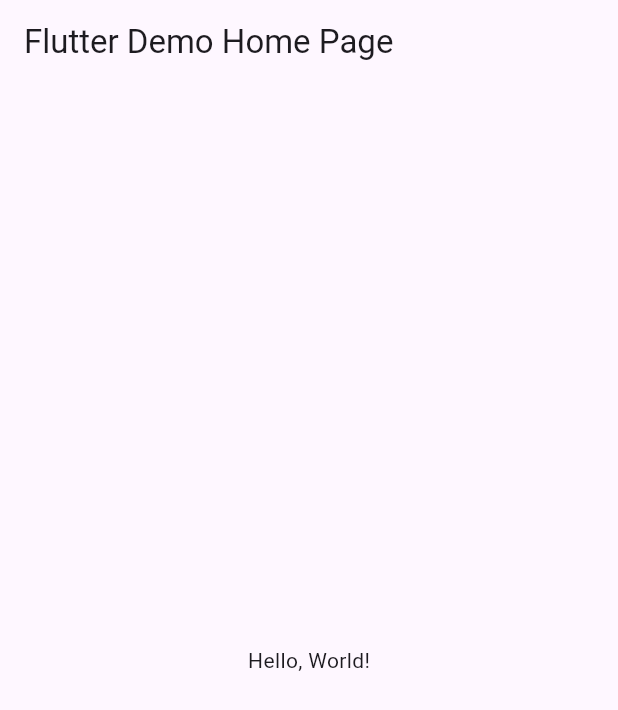
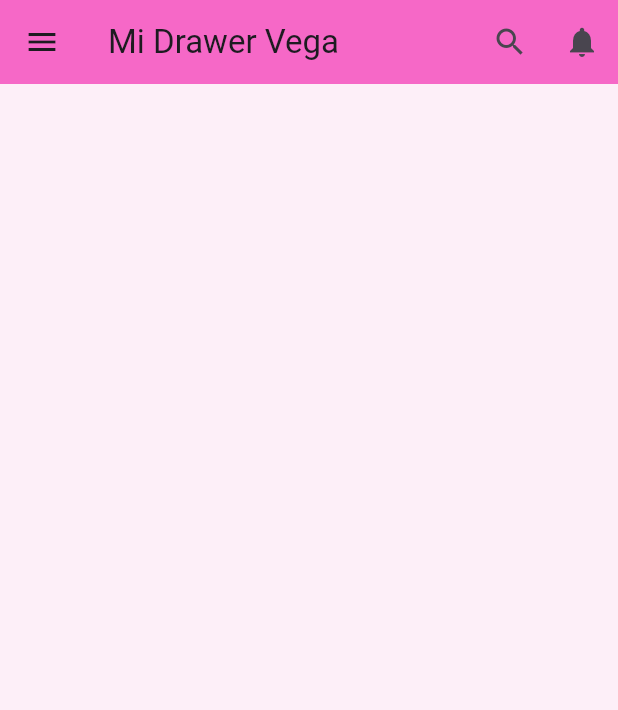
Before and after one commit to VegaTapiaGemaKarina/Act9_Drawer_FlutLab, a Flutter app: the screen it shows after launch, on a phone screen of 412 x 824 dp. Shown: the top 710 px of the screen. Run offline on Flutter 3.47's test engine with Material 3 defaults, Android fonts, the phone set to English and light mode, and no system bars; missing offline and left inert: dart:html.

Commit message:
Update main.dart

```diff
--- a/lib/main.dart
+++ b/lib/main.dart
@@ -1,41 +1,118 @@
+import 'dart:html';
+
 import 'package:flutter/material.dart';
 
-void main() => runApp(MyApp());
+void main() => runApp(const MiDrawerVega());
 
-class MyApp extends StatelessWidget {
-  const MyApp({super.key});
-  // This widget is the root of your application.
-  @override
-  Widget build(BuildContext context) {
-    return MaterialApp(
-      // Application name
-      title: 'Flutter Hello World',
-      // Application theme data, you can set the colors for the application as
-      // you want
-      theme: ThemeData(
-        // useMaterial3: true,
-        primarySwatch: Colors.blue,
-      ),
-      // A widget which will be started on application startup
-      home: MyHomePage(title: 'Flutter Demo Home Page'),
-    );
-  }
-}
-
-class MyHomePage extends StatelessWidget {
-  final String title;
-  const MyHomePage({super.key, required this.title});
+class MiDrawerVega extends StatelessWidget {
+  const MiDrawerVega({Key? key}) : super(key: key);
 
   @override
   Widget build(BuildContext context) {
-    return Scaffold(
-      appBar: AppBar(
-        // The title text which will be shown on the action bar
-        title: Text(title),
-      ),
-      body: Center(
-        child: Text(
-          'Hello, World!',
+    var text = Text;
+    return MaterialApp(
+      debugShowCheckedModeBanner: false,
+      home: Scaffold(
+        appBar: AppBar(
+            backgroundColor: Color(0xfff668c7),
+            title: const Text("Mi Drawer Vega"),
+            actions: [
+              IconButton(
+                icon: Icon(Icons.search),
+                onPressed: () {},
+              ),
+              IconButton(
+                icon: Icon(Icons.notifications),
+                onPressed: () {},
+              ),
+            ]),
+        backgroundColor: Color(0xd1fdebf6),
+        drawer: Drawer(
+          child: ListView(
+            padding: EdgeInsets.zero,
+            children: [
+              DrawerHeader(
+                child: UserAccountsDrawerHeader(
+                  accountName: Text("Vega Tapia Gema Karina",
+                      style: TextStyle(
+                          color: Color(0xdd000000),
+                          fontSize: 16,
+                          fontWeight: FontWeight.w600)),
+                  accountEmail: Text("a.21308051280400@cbtis128.edu.mx",
+                      style: TextStyle(
+                          color: Color(0xff000000),
+                          fontSize: 16,
+                          fontWeight: FontWeight.bold)),
+                  currentAccountPicture: CircleAvatar(
+                    backgroundImage: NetworkImage(
+                        "https://raw.githubusercontent.com/VegaTapiaGemaKarina/img_iOS/main/person1.png"),
+                  ),
+                  decoration: BoxDecoration(
+                    image: DecorationImage(
+                      image: NetworkImage(
+                        "https://raw.githubusercontent.com/VegaTapiaGemaKarina/img_iOS/main/backimage_fondo.png",
+                      ),
+                      fit: BoxFit.fill,
+                    ),
+                  ),
+                  otherAccountsPictures: [
+                    CircleAvatar(
+                      backgroundColor: Colors.white,
+                      backgroundImage: NetworkImage(
+                          "https://randomuser.me/api/portraits/women/74.jpg"),
+                    ),
+                    CircleAvatar(
+                      backgroundColor: Colors.white,
+                      backgroundImage: NetworkImage(
+                          "https://randomuser.me/api/portraits/men/47.jpg"),
+                    ),
+                  ],
+                ),
+              ),
+              ListTile(
+                  leading:
+                      Icon(Icons.person, color: Color(0xfff942ad), size: 29.0),
+                  title: Text("Usuario", textScaleFactor: 1.5),
+                  onTap: () {
+                    Navigator.pop(context);
+                  }),
+              ListTile(
+                  leading: Icon(Icons.auto_awesome_rounded,
+                      color: Color(0xfff942ad), size: 29.0),
+                  title: Text("Productos", textScaleFactor: 1.5),
+                  onTap: () {
+                    Navigator.pop(context);
+                  }),
+              ListTile(
+                  leading: Icon(Icons.supervisor_account_outlined,
+                      color: Color(0xfff942ad), size: 29.0),
+                  title: Text("Empleados", textScaleFactor: 1.5),
+                  onTap: () {
+                    Navigator.pop(context);
+                  }),
+              ListTile(
+                  leading: Icon(Icons.store_outlined,
+                      color: Color(0xfff942ad), size: 29.0),
+                  title: Text("Proveedores", textScaleFactor: 1.5),
+                  onTap: () {
+                    Navigator.pop(context);
+                  }),
+              ListTile(
+                  leading:
+                      Icon(Icons.shopify, color: Color(0xfff942ad), size: 29.0),
+                  title: Text("Compras", textScaleFactor: 1.5),
+                  onTap: () {
+                    Navigator.pop(context);
+                  }),
+              ListTile(
+                  leading: Icon(Icons.task_alt_sharp,
+                      color: Color(0xfff942ad), size: 29.0),
+                  title: Text("Ventas", textScaleFactor: 1.5),
+                  onTap: () {
+                    Navigator.pop(context);
+                  }),
+            ],
+          ),
         ),
       ),
     );
```
